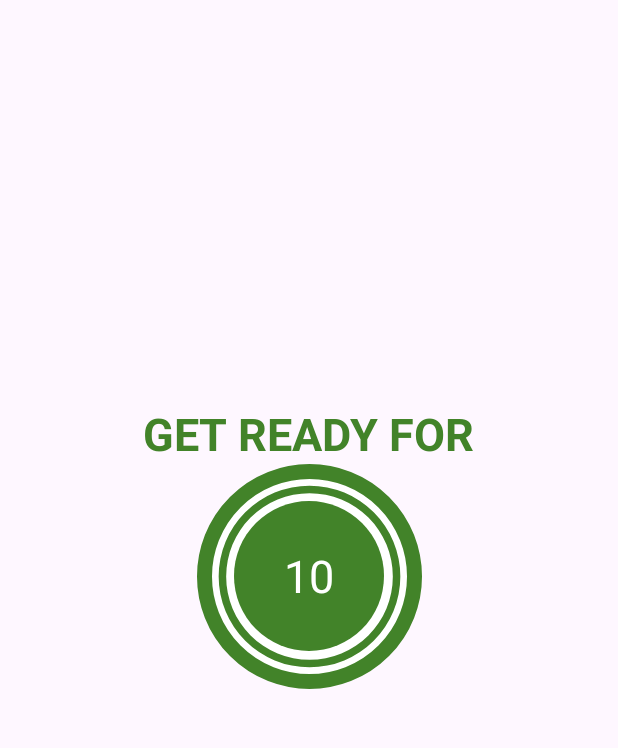
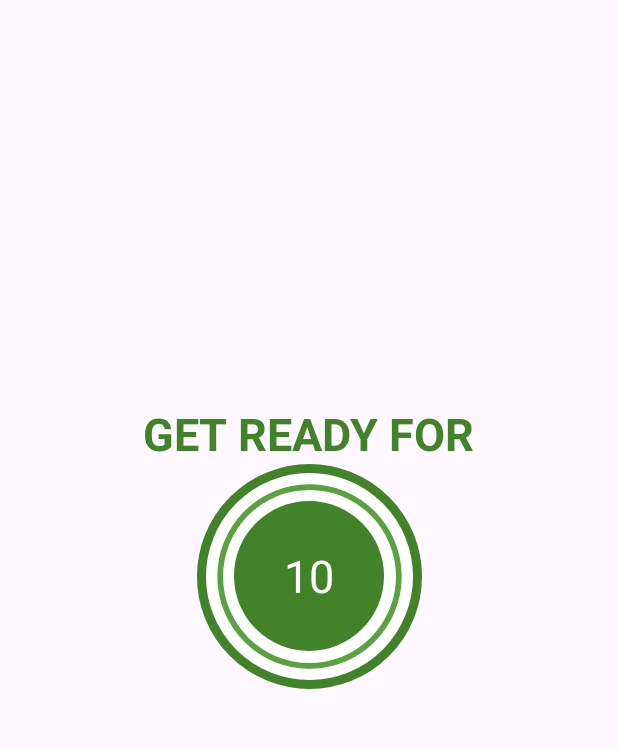
Before and after one commit to lokevn/Daily-Workout, an Android app: the ExerciseActivity screen opened directly, with no data from a screen before it, on a phone screen of 412 x 824 dp, the part 84-832 px from its top. Run offline under Robolectric (Android 15) with nearby library versions, the phone set to English and light mode, and no system bars.

Commit message:
exercise progress

```diff
--- a/app/src/main/java/com/example/dailyworkout/ExerciseActivity.kt
+++ b/app/src/main/java/com/example/dailyworkout/ExerciseActivity.kt
@@ -2,10 +2,15 @@ package com.example.dailyworkout
 
 import androidx.appcompat.app.AppCompatActivity
 import android.os.Bundle
+import android.os.CountDownTimer
+import android.widget.Toast
 import com.example.dailyworkout.databinding.ActivityExerciseBinding
-
 class ExerciseActivity : AppCompatActivity() {
     private var exerciseBinding:ActivityExerciseBinding? = null
+    private var countDownTimer: CountDownTimer? = null
+    private var timerDuration: Long = 10000
+    private var pauseOffset: Long = 0
+    private val countInterval: Long = 1000
     override fun onCreate(savedInstanceState: Bundle?) {
         super.onCreate(savedInstanceState)
         exerciseBinding = ActivityExerciseBinding.inflate(layoutInflater)
@@ -19,11 +24,44 @@ class ExerciseActivity : AppCompatActivity() {
             onBackPressed()
         }
 
+        resetProgressBar()
 
     }
 
     override fun onDestroy() {
         super.onDestroy()
         exerciseBinding = null
+        if (countDownTimer != null) {
+            countDownTimer?.cancel()
+            pauseOffset = 0
+        }
+    }
+
+    private fun setProgressBar() {
+        countDownTimer = object: CountDownTimer(timerDuration, countInterval) {
+            override fun onTick(millisUntilFinished: Long) {
+                pauseOffset = timerDuration - millisUntilFinished
+                exerciseBinding?.exersisePB?.progress = (millisUntilFinished/1000+1).toInt()
+                exerciseBinding?.timerTV?.text = (millisUntilFinished/1000+1).toString()
+            }
+
+            override fun onFinish() {
+                pauseOffset += countInterval
+                exerciseBinding?.exersisePB?.progress = (10-pauseOffset/1000).toInt()
+                exerciseBinding?.timerTV?.text = (10-pauseOffset/1000).toString()
+                Toast.makeText(this@ExerciseActivity,
+                    "Now exercise will start",
+                    Toast.LENGTH_SHORT
+                ).show()
+            }
+        }.start()
+    }
+
+    private fun resetProgressBar() {
+        if (countDownTimer != null) {
+            countDownTimer?.cancel()
+            pauseOffset = 0
+        }
+        setProgressBar()
     }
 }
--- a/app/src/main/res/drawable/circular_progress_bar.xml
+++ b/app/src/main/res/drawable/circular_progress_bar.xml
@@ -2,11 +2,11 @@
 <layer-list xmlns:android="http://schemas.android.com/apk/res/android">
     <item>
         <shape
-            android:innerRadiusRatio="2.7"
+            android:innerRadiusRatio="2.6"
             android:shape="ring"
-            android:thicknessRatio="30.0"
+            android:thicknessRatio="40.0"
             android:useLevel="true">
-            <solid android:color="@color/accent_color"/>
+            <solid android:color="#5AA140"/>
         </shape>
 
     </item>
--- a/app/src/main/res/drawable/circular_progress_gray.xml
+++ b/app/src/main/res/drawable/circular_progress_gray.xml
@@ -2,11 +2,11 @@
 <layer-list xmlns:android="http://schemas.android.com/apk/res/android">
     <item>
         <shape
-            android:innerRadiusRatio="2.7"
+            android:innerRadiusRatio="2.6"
             android:shape="ring"
-            android:thicknessRatio="50.0"
-            android:useLevel="true">
-            <solid android:color="#CAD5C6"/>
+            android:thicknessRatio="40.0"
+            android:useLevel="false">
+            <solid android:color="#D9E7D9"/>
         </shape>
 
     </item>
--- a/app/src/main/res/drawable/item_circular_accent_border.xml
+++ b/app/src/main/res/drawable/item_circular_accent_border.xml
@@ -2,7 +2,7 @@
 <shape xmlns:android="http://schemas.android.com/apk/res/android"
     android:shape="oval">
     <stroke
-        android:width="10dp"
+        android:width="6dp"
         android:color="@color/accent_color"/>
     <solid
         android:color="@color/white"/>
--- a/app/src/main/res/layout/activity_exercise.xml
+++ b/app/src/main/res/layout/activity_exercise.xml
@@ -44,7 +44,7 @@
             style="?android:attr/progressBarStyleHorizontal"
             android:layout_gravity="center"
             android:max="10"
-            android:progress="100"
+            android:progress="1"
             android:rotation="-90"
             android:background="@drawable/circular_progress_gray"
             android:progressDrawable="@drawable/circular_progress_bar"
@@ -60,7 +60,7 @@
                 android:layout_width="wrap_content"
                 android:layout_height="wrap_content"
                 android:textColor="@color/white"
-                android:textSize="30dp"
+                android:textSize="30sp"
                 android:text="10"/>
 
         </LinearLayout>
```
